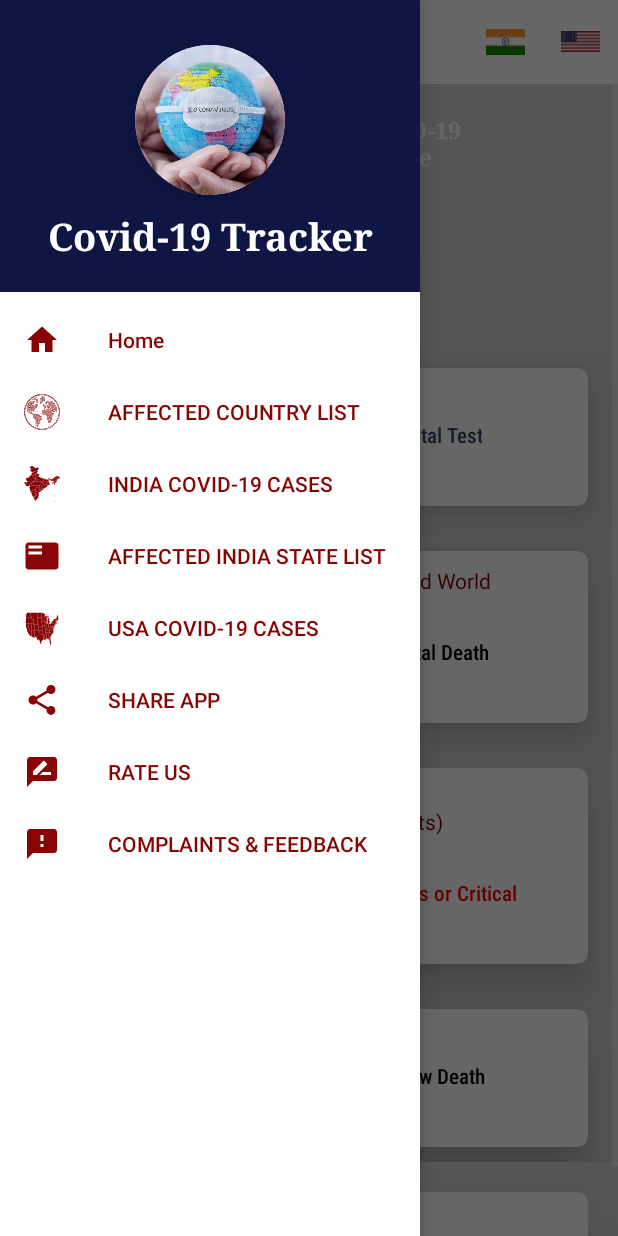
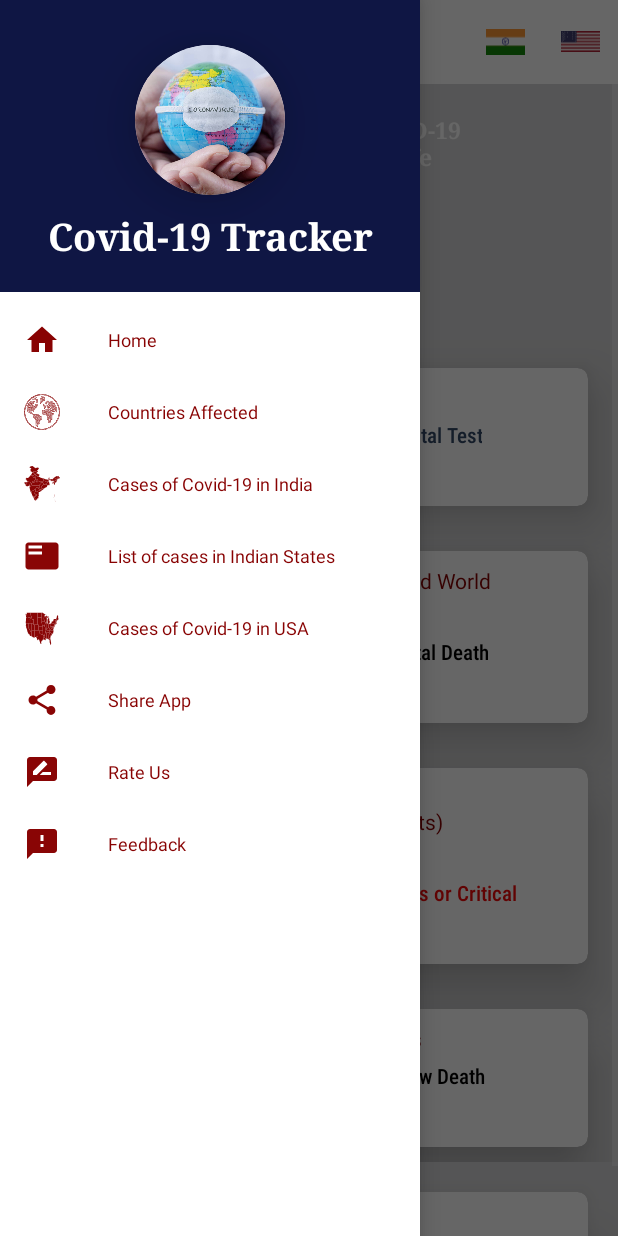
Before and after one commit to fatmamunazza/Covid19TrackerApp, an Android app: the screen it shows after launch (MainScreen), with the side drawer open, on a phone screen of 412 x 824 dp. Run offline under Robolectric (Android 15) with nearby library versions, the phone set to English and light mode, and no system bars; our stand-ins replace AdMob, Volley; network calls fail.

```diff
--- a/app/src/main/java/com/example/covid19trackerapp/SplashScreen.java
+++ b/app/src/main/java/com/example/covid19trackerapp/SplashScreen.java
@@ -4,14 +4,17 @@ import androidx.appcompat.app.AppCompatActivity;
 
 import android.content.Intent;
 import android.os.Bundle;
+import android.os.CountDownTimer;
 import android.os.Handler;
 import android.view.animation.Animation;
 import android.view.animation.AnimationUtils;
 import android.widget.ImageView;
+import android.widget.ProgressBar;
 import android.widget.TextView;
+import android.widget.Toast;
 
 public class SplashScreen extends AppCompatActivity {
-
+    private ProgressBar progressBar;
     @Override
     protected void onCreate(Bundle savedInstanceState) {
         super.onCreate(savedInstanceState);
@@ -21,8 +24,7 @@ public class SplashScreen extends AppCompatActivity {
         TextView tracker=findViewById(R.id.t2);
         ImageView covidImage=findViewById(R.id.covid);
         ImageView sanitizer=findViewById(R.id.sanitizer);
-
-
+        progressBar=findViewById(R.id.horizontalProgressBar);
 
         Animation animation= AnimationUtils.loadAnimation(getApplicationContext(),R.anim.bounce);
         tracker.startAnimation(animation);
@@ -36,16 +38,31 @@ public class SplashScreen extends AppCompatActivity {
         Animation animation3= AnimationUtils.loadAnimation(getApplicationContext(),R.anim.slide_from_top);
         sanitizer.startAnimation(animation3);
 
-        Handler handler=new Handler();
-        handler.postDelayed(
-                new Runnable() {
-                    @Override
-                    public void run() {
-                        startActivity(new Intent(SplashScreen.this,MainScreen.class));
-                        finish();
-                    }
-                },
-                2000);
+
+        // timer for seekbar
+        final int oneTime = 3 * 1000; // 3 secs in milli seconds
+
+        /** CountDownTimer starts with 3 sec and every onTick is 0.1 second */
+        new CountDownTimer(oneTime, 100) {
+            public void onTick(long millisUntilFinished) {
+                //forward progress
+                long finishedSeconds = oneTime - millisUntilFinished;
+                int total = (int) (((float)finishedSeconds / (float)oneTime) * 100.0);
+
+                progressBar.setProgress(total);
+
+//                //backward progress
+//                int total = (int) (((float) millisUntilFinished / (float) oneMin) * 100.0);
+//                progressBar.setProgress(total);
+
+            }
+
+            public void onFinish() {
+                // DO something when 1 minute is up
+                startActivity(new Intent(SplashScreen.this,MainScreen.class));
+                finish();
+            }
+        }.start();
 
     }
 }
--- /dev/null
+++ b/app/src/main/res/drawable/ic_sanitizerimage.xml
@@ -0,0 +1,6 @@
+<vector android:alpha="0.99" android:height="141dp"
+    android:viewportHeight="141" android:viewportWidth="94"
+    android:width="94dp" xmlns:android="http://schemas.android.com/apk/res/android">
+    <path android:fillColor="#000000"
+        android:pathData="M0,70.5l0,70.5 47,-0 47,-0 0,-70.5 0,-70.5 -47,-0 -47,-0 0,70.5zM53,11.5c0,4.1 -0.2,4.5 -2.5,4.5 -2,-0 -2.5,0.5 -2.5,2.5 0,2.1 0.5,2.5 3,2.5 2,-0 3.3,0.6 3.7,1.7 0.4,1 1.2,2.2 2,2.6 0.9,0.5 1.3,3.1 1.3,8l0,7.2 5.8,4.5c6,4.8 10.6,11.5 14.5,21 2,5.1 2.2,7.3 2.5,30.3 0.4,34.6 2.4,32.6 -33.6,32.7 -28,-0 -29.4,-0.3 -32.6,-6.2 -1.5,-2.9 -1.7,-5.9 -1.4,-27.3 0.3,-22.1 0.5,-24.4 2.5,-29.5 3.9,-9.5 8.5,-16.2 14.5,-21l5.8,-4.5 0,-7.3c0,-5.3 0.4,-7.4 1.4,-7.8 0.8,-0.3 1.6,-1.4 1.9,-2.5 0.3,-1.3 1.4,-1.9 3.1,-1.9 2.1,-0 2.6,-0.5 2.6,-2.5 0,-2 -0.5,-2.5 -2.5,-2.5 -1.4,-0 -2.5,-0.4 -2.5,-0.9 0,-0.5 -2.4,-1.1 -5.2,-1.5 -13.3,-1.7 -22.8,-3.8 -22.8,-5.2 0,-1.2 3.6,-1.4 20.5,-1.4l20.5,-0 0,4.5zM15.5,18.5c1.4,1.3 2.5,2.8 2.5,3.4 0,0.5 0.5,1.1 1.1,1.3 0.7,0.2 1.2,2.5 1.3,5.1 0.1,5.9 -1.9,8.2 -7.4,8.2 -5.5,-0 -7.5,-2.3 -7.4,-8.2 0.1,-2.6 0.6,-4.9 1.3,-5.1 0.6,-0.2 1.1,-0.8 1.1,-1.3 0,-0.8 4,-5.7 4.8,-5.8 0.2,-0.1 1.4,1 2.7,2.4z" android:strokeColor="#00000000"/>
+</vector>
--- a/app/src/main/res/layout/activity_main_screen.xml
+++ b/app/src/main/res/layout/activity_main_screen.xml
@@ -50,6 +50,7 @@
         app:headerLayout="@layout/header_drawer_mainscreen"
         android:background="#fff"
         android:elevation="20dp"
+        app:itemTextAppearance="@style/NavDrawerTextStyle"
         app:menu="@menu/drawer_mainscreen"
         app:itemTextColor="@color/totalCase"
         app:itemIconTint="@color/totalCase">
--- a/app/src/main/res/layout/fragment_home.xml
+++ b/app/src/main/res/layout/fragment_home.xml
@@ -34,7 +34,7 @@
                     android:layout_marginTop="20dp"
                     android:textStyle="bold"
                     android:fontFamily="serif"
-                    android:textSize="15sp"/>
+                    android:textSize="15dp"/>
 
                 <androidx.cardview.widget.CardView
                     android:layout_width="wrap_content"
@@ -109,7 +109,7 @@
                                         android:layout_height="wrap_content"
                                         android:fontFamily="serif-monospace"
                                         android:textColor="@color/population"
-                                        android:textSize="20sp"
+                                        android:textSize="20dp"
                                         android:textStyle="bold"
                                         android:gravity="center"
                                         android:id="@+id/tvPopulation"/>
@@ -134,7 +134,7 @@
                                         android:layout_height="wrap_content"
                                         android:fontFamily="serif-monospace"
                                         android:textColor="@color/testLight"
-                                        android:textSize="20sp"
+                                        android:textSize="20dp"
                                         android:textStyle="bold"
                                         android:gravity="center"
                                         android:id="@+id/tvTest"/>
@@ -179,7 +179,7 @@
                                 android:gravity="center"
                                 android:textStyle="bold"
                                 android:fontFamily="serif-monospace"
-                                android:textSize="20sp"
+                                android:textSize="20dp"
                                 android:id="@+id/tvTotalCases"/>
 
                             <LinearLayout
@@ -208,7 +208,7 @@
                                         android:layout_height="wrap_content"
                                         android:fontFamily="serif-monospace"
                                         android:textColor="@color/recovered"
-                                        android:textSize="20sp"
+                                        android:textSize="20dp"
                                         android:textStyle="bold"
                                         android:gravity="center"
                                         android:id="@+id/tvRecovered"/>
@@ -233,7 +233,7 @@
                                         android:layout_height="wrap_content"
                                         android:fontFamily="serif-monospace"
                                         android:textColor="@color/death"
-                                        android:textSize="20sp"
+                                        android:textSize="20dp"
                                         android:gravity="center"
                                         android:textStyle="bold"
                                         android:id="@+id/tvDeath"/>
@@ -274,7 +274,7 @@
                                 android:textColor="@color/totalCase"
                                 android:gravity="center"
                                 android:textStyle="bold"
-                                android:textSize="20sp"
+                                android:textSize="20dp"
                                 android:fontFamily="serif-monospace"
                                 android:id="@+id/tvActive"/>
 
@@ -304,7 +304,7 @@
                                         android:layout_height="wrap_content"
                                         android:fontFamily="serif-monospace"
                                         android:textColor="@color/population"
-                                        android:textSize="20sp"
+                                        android:textSize="20dp"
                                         android:gravity="center"
                                         android:textStyle="bold"
                                         android:id="@+id/tvMild"/>
@@ -329,7 +329,7 @@
                                         android:layout_height="wrap_content"
                                         android:fontFamily="serif-monospace"
                                         android:textColor="@color/lightTotalCases"
-                                        android:textSize="20sp"
+                                        android:textSize="20dp"
                                         android:gravity="center"
                                         android:textStyle="bold"
                                         android:id="@+id/tvCritical"/>
@@ -390,7 +390,7 @@
                                         android:layout_height="wrap_content"
                                         android:fontFamily="serif-monospace"
                                         android:textColor="@color/lightTotalCases"
-                                        android:textSize="20sp"
+                                        android:textSize="20dp"
                                         android:gravity="center"
                                         android:textStyle="bold"
                                         android:id="@+id/tvNewCases"/>
@@ -415,7 +415,7 @@
                                         android:layout_height="wrap_content"
                                         android:fontFamily="serif-monospace"
                                         android:textColor="@color/death"
-                                        android:textSize="20sp"
+                                        android:textSize="20dp"
                                         android:textStyle="bold"
                                         android:gravity="center"
                                         android:id="@+id/tvNewDeath"/>
--- a/app/src/main/res/layout/header_drawer_mainscreen.xml
+++ b/app/src/main/res/layout/header_drawer_mainscreen.xml
@@ -39,7 +39,7 @@
                 android:layout_height="wrap_content"
                 android:text="Covid-19 Tracker"
                 android:textColor="@color/white"
-                android:textSize="25sp"
+                android:textSize="25dp"
                 android:id="@+id/username"
                 android:textStyle="bold"
                 android:gravity="center_horizontal"
--- a/app/src/main/res/menu/drawer_mainscreen.xml
+++ b/app/src/main/res/menu/drawer_mainscreen.xml
@@ -10,22 +10,22 @@
             android:icon="@drawable/ic_home"
             android:iconTint="@color/totalCase" />
         <item
-            android:title="AFFECTED COUNTRY LIST"
+            android:title="Countries Affected"
             android:id="@+id/country_list_drawer"
             android:icon="@drawable/globe"
             android:iconTint="@color/totalCase" />
         <item
-            android:title="INDIA COVID-19 CASES"
+            android:title="Cases of Covid-19 in India"
             android:id="@+id/india_drawer"
             android:icon="@drawable/ic_india_map"
             android:iconTint="@color/totalCase" />
         <item
-            android:title="AFFECTED INDIA STATE LIST"
+            android:title="List of cases in Indian States"
             android:id="@+id/india_state_drawer"
             android:icon="@drawable/ic_list"
             android:iconTint="@color/totalCase" />
         <item
-            android:title="USA COVID-19 CASES"
+            android:title="Cases of Covid-19 in USA"
             android:id="@+id/usa_drawer"
             android:icon="@drawable/ic_usa_map"
             android:iconTint="@color/totalCase" />
@@ -40,17 +40,17 @@
             android:icon="@drawable/ic_list"
             android:iconTint="@color/totalCase" />-->
         <item
-            android:title="SHARE APP"
+            android:title="Share App"
             android:id="@+id/share_drawer"
             android:icon="@drawable/ic_share"
             android:iconTint="@color/totalCase" />
         <item
-            android:title="RATE US"
+            android:title="Rate Us"
             android:id="@+id/rate_drawer"
             android:icon="@drawable/ic_rate"
             android:iconTint="@color/totalCase" />
         <item
-            android:title="COMPLAINTS &amp; FEEDBACK"
+            android:title="Feedback"
             android:id="@+id/feedback_drawer"
             android:icon="@drawable/ic_feedback"
             android:iconTint="@color/totalCase" />
--- a/app/src/main/res/values/strings.xml
+++ b/app/src/main/res/values/strings.xml
@@ -12,13 +12,13 @@
     <string name="mildCondition">In mild Condition</string>
     <string name="critical">Serious or Critical </string>
 
-    <string name="LiveInfo">Today\'s New Cases</string>
+    <string name="LiveInfo">New Cases within 24hrs</string>
     <string name="newCases">New Cases</string>
     <string name="newDeath">New Death </string>
 
     <string name="affectedStates">Tap to see affected states </string>
 
-    <string name="connectionAlert">Covid-19 Tracker\n\nPlease Check Your Internet Connection.</string>
+    <string name="connectionAlert">Please Check Your Internet Connection.</string>
 
     <string name="worldData">World Data</string>
     <string name="totalPopulation">Total Population</string>
--- a/app/src/main/res/values/styles.xml
+++ b/app/src/main/res/values/styles.xml
@@ -1,4 +1,4 @@
-<resources>
+<resources xmlns:tools="http://schemas.android.com/tools">
 
     <!-- Base application theme. -->
     <style name="AppTheme" parent="Theme.AppCompat.NoActionBar">
@@ -9,4 +9,13 @@
         <item name="android:windowBackground">@color/white</item>
     </style>
 
+    <style name="transitionTheme" parent="Theme.AppCompat">
+        <item name="android:backgroundTint" tools:targetApi="lollipop">@color/white</item>
+    </style>
+
+    <style name="NavDrawerTextStyle" parent="TextAppearance.AppCompat.Small">
+        <item name="android:textSize">12dp</item>
+    </style>
+
+
 </resources>
```
Also changed, not shown: app/src/main/java/com/example/covid19trackerapp/MainScreen.java (+15 -1 lines), app/src/main/res/anim/rotate.xml (+7 -2 lines), app/src/main/res/drawable/custom_progressbar.xml (+44 -22 lines), app/src/main/res/drawable/ic_sanitizer_bottle.xml (added, +10 -0 lines), app/src/main/res/layout/activity_splash_screen.xml (+4 -4 lines), app/src/main/res/layout/city_layout.xml (+4 -4 lines), app/src/main/res/layout/fragment_country.xml (+12 -12 lines), app/src/main/res/layout/state_layout.xml (+4 -4 lines), app/src/main/res/values-v21/styles.xml (added, +9 -0 lines), app/src/main/res/drawable/sanitizer1.png (added), app/src/main/res/drawable/sanitizer_bottle_image.png (added).
